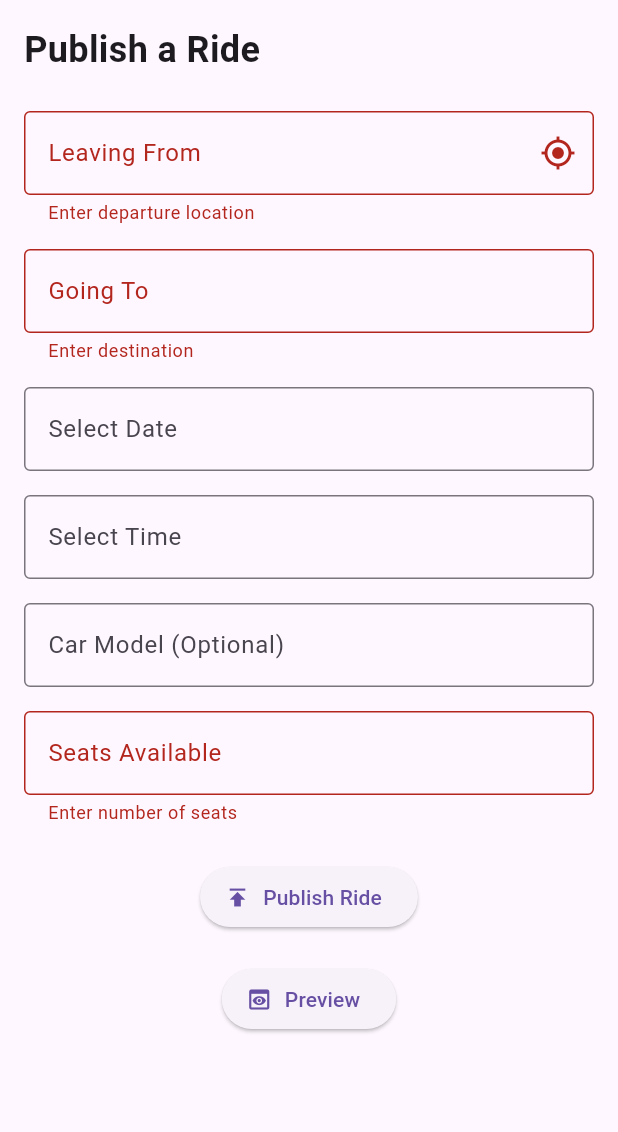
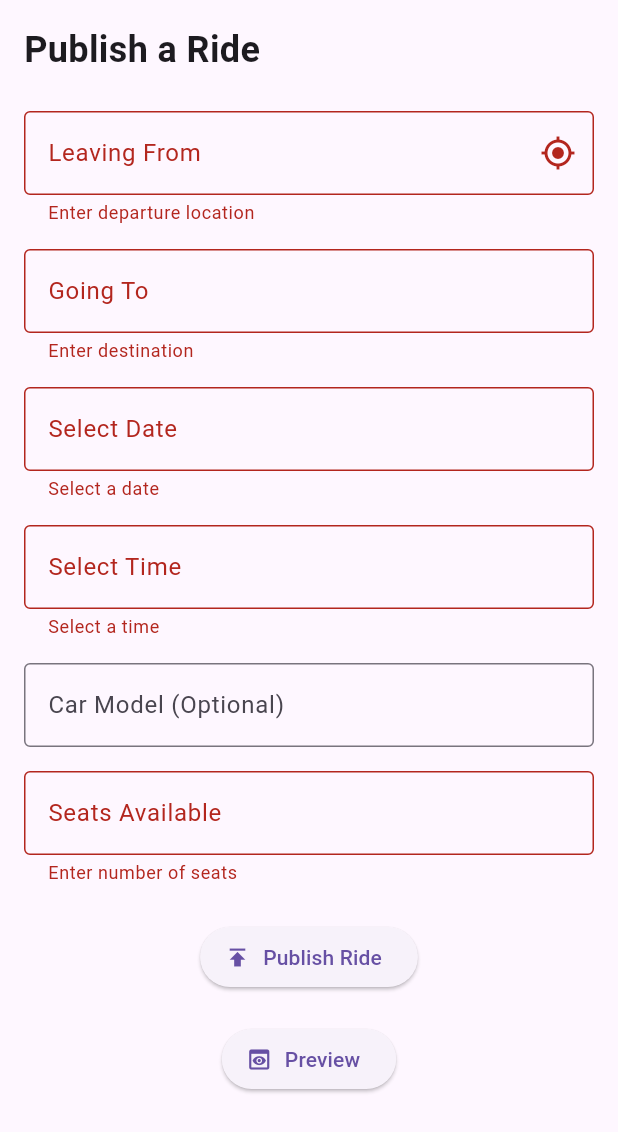
Before and after one commit to saurabhsargar/Rydex, a Flutter app: the PublishRideScreen screen opened directly, after a tap on "Publish Ride", on a phone screen of 412 x 824 dp. Shown: the top 1132 px of the screen. Run offline on Flutter 3.47's test engine with Material 3 defaults, Android fonts, the phone set to English and light mode, and no system bars; our stand-ins replace cloud_firestore, firebase_auth, firebase_core, geolocator, google_maps_flutter; missing offline and left inert: flutter_polyline_points, google_maps_webservice; accounts and stored records are empty.

Commit message:
Handled duplicate ride publication

```diff
--- a/lib/screens/publish_screen.dart
+++ b/lib/screens/publish_screen.dart
@@ -4,7 +4,7 @@ import 'package:flutter/material.dart';
 import 'package:google_maps_flutter/google_maps_flutter.dart';
 import 'package:rydex/screens/map_preview.dart';
 import 'package:rydex/screens/place_search_screen.dart';
-import 'package:geolocator/geolocator.dart'; // Add at the top
+import 'package:geolocator/geolocator.dart';
 
 class PublishRideScreen extends StatefulWidget {
   const PublishRideScreen({super.key});
@@ -17,6 +17,7 @@ class _PublishRideScreenState extends State<PublishRideScreen> {
   final _formKey = GlobalKey<FormState>();
   LatLng? leavingFromLatLng;
   LatLng? goingToLatLng;
+  bool _isPublishing = false; // Add loading state
 
   final String googleMapsApiKey =
       'AIzaSyCDYtA7aiWr5_Xni4Q6JLrC27xpCk1VKSM'; // Replace with your actual key
@@ -29,6 +30,28 @@ class _PublishRideScreenState extends State<PublishRideScreen> {
 
   DateTime? selectedDate;
   TimeOfDay? selectedTime;
+
+  // Function to check if similar ride exists
+  Future<bool> _checkIfSimilarRideExists() async {
+    final userId = FirebaseAuth.instance.currentUser?.uid;
+    if (userId == null) return false;
+
+    // Format date and time for comparison
+    final dateString = selectedDate?.toIso8601String();
+    final timeString = selectedTime?.format(context);
+
+    final rideQuery = await FirebaseFirestore.instance
+        .collection('rides')
+        .where('userId', isEqualTo: userId)
+        .where('from', isEqualTo: leavingFromController.text)
+        .where('to', isEqualTo: goingToController.text)
+        .where('date', isEqualTo: dateString)
+        .where('time', isEqualTo: timeString)
+        .limit(1)
+        .get();
+
+    return rideQuery.docs.isNotEmpty;
+  }
 
   Future<void> _uploadRideToFirebase() async {
     final rideData = {
@@ -112,14 +135,6 @@ class _PublishRideScreenState extends State<PublishRideScreen> {
                       leavingFromLatLng = result['location'];
                     });
                   }
-                  // if (result['location'] is LatLng) {
-                  //   setState(() {
-                  //     leavingFromController.text = result['description'];
-                  //     leavingFromLatLng = result['location'];
-                  //   });
-                  // } else {
-                  //   print("Invalid location format");
-                  // }
                 },
                 child: AbsorbPointer(
                   child: TextFormField(
@@ -129,7 +144,7 @@ class _PublishRideScreenState extends State<PublishRideScreen> {
                       border: const OutlineInputBorder(),
                       suffixIcon: IconButton(
                         icon: const Icon(Icons.my_location),
-                        onPressed: _getCurrentLocation, // Define this function
+                        onPressed: _getCurrentLocation,
                       ),
                     ),
                     validator:
@@ -157,14 +172,6 @@ class _PublishRideScreenState extends State<PublishRideScreen> {
                       goingToLatLng = result['location'];
                     });
                   }
-                  // if (result['location'] is LatLng) {
-                  //   setState(() {
-                  //     goingToController.text = result['description'];
-                  //     goingToLatLng = result['location'];
-                  //   });
-                  // } else {
-                  //   print("Invalid location format");
-                  // }
                 },
                 child: AbsorbPointer(
                   child: TextFormField(
@@ -202,6 +209,7 @@ class _PublishRideScreenState extends State<PublishRideScreen> {
                               : "${selectedDate!.day}/${selectedDate!.month}/${selectedDate!.year}",
                       border: const OutlineInputBorder(),
                     ),
+                    validator: (value) => selectedDate == null ? "Select a date" : null,
                   ),
                 ),
               ),
@@ -226,6 +234,7 @@ class _PublishRideScreenState extends State<PublishRideScreen> {
                               : selectedTime!.format(context),
                       border: const OutlineInputBorder(),
                     ),
+                    validator: (value) => selectedTime == null ? "Select a time" : null,
                   ),
                 ),
               ),
@@ -260,9 +269,17 @@ class _PublishRideScreenState extends State<PublishRideScreen> {
 
               Center(
                 child: ElevatedButton.icon(
-                  icon: const Icon(Icons.publish),
-                  label: const Text("Publish Ride"),
-                  onPressed: () async {
+                  icon: _isPublishing
+                      ? const SizedBox(
+                          width: 24,
+                          height: 24,
+                          child: CircularProgressIndicator(color: Colors.white, strokeWidth: 2),
+                        )
+                      : const Icon(Icons.publish),
+                  label: Text(_isPublishing ? "Publishing..." : "Publish Ride"),
+                  onPressed: _isPublishing
+                      ? null // Disable button while publishing
+                      : () async {
                           if (_formKey.currentState!.validate()) {
                             if (leavingFromLatLng == null || goingToLatLng == null) {
                               ScaffoldMessenger.of(context).showSnackBar(
@@ -273,18 +290,55 @@ class _PublishRideScreenState extends State<PublishRideScreen> {
                               return;
                             }
 
+                            if (selectedDate == null || selectedTime == null) {
+                              ScaffoldMessenger.of(context).showSnackBar(
+                                const SnackBar(
+                                  content: Text("Please select date and time"),
+                                ),
+                              );
+                              return;
+                            }
+
+                            setState(() {
+                              _isPublishing = true;
+                            });
+
                             try {
+                              // First check if a similar ride exists
+                              final similarRideExists = await _checkIfSimilarRideExists();
+
+                              if (similarRideExists) {
+                                ScaffoldMessenger.of(context).showSnackBar(
+                                  const SnackBar(
+                                    content: Text("You've already published a ride with the same route, date and time"),
+                                    backgroundColor: Colors.orange,
+                                  ),
+                                );
+                              } else {
+                                // No similar ride exists, proceed with upload
                                 await _uploadRideToFirebase();
                                 ScaffoldMessenger.of(context).showSnackBar(
                                   const SnackBar(
                                     content: Text("Ride Published Successfully"),
+                                    backgroundColor: Colors.green,
                                   ),
                                 );
+
+                                // Clear form after successful submission (optional)
+                                // _formKey.currentState!.reset();
+                              }
                             } catch (e) {
-                        debugPrint("Error uploading ride: $e");
+                              debugPrint("Error with ride publication: $e");
                               ScaffoldMessenger.of(context).showSnackBar(
-                          SnackBar(content: Text("Failed to publish ride")),
+                                const SnackBar(
+                                  content: Text("Failed to publish ride"),
+                                  backgroundColor: Colors.red,
+                                ),
                               );
+                            } finally {
+                              setState(() {
+                                _isPublishing = false;
+                              });
                             }
                           }
                         },
@@ -296,8 +350,6 @@ class _PublishRideScreenState extends State<PublishRideScreen> {
                   icon: const Icon(Icons.preview),
                   label: const Text("Preview"),
                   onPressed: () {
-                    print("-----------Result-------- $leavingFromLatLng");
-                    print("-----------Result-------- $goingToLatLng");
                     if (leavingFromLatLng == null || goingToLatLng == null) {
                       ScaffoldMessenger.of(context).showSnackBar(
                         const SnackBar(
```
Lines whose indentation alone changed are shown as unchanged.
